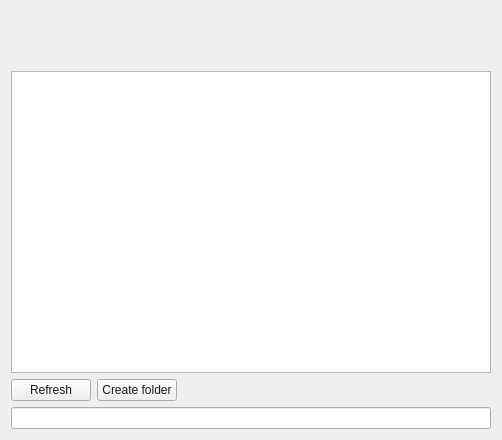
This is src/gui/folderwizardtargetpage.ui in nextmcloud/desktop as Qt 5 draws it before an edit. The edited form follows.
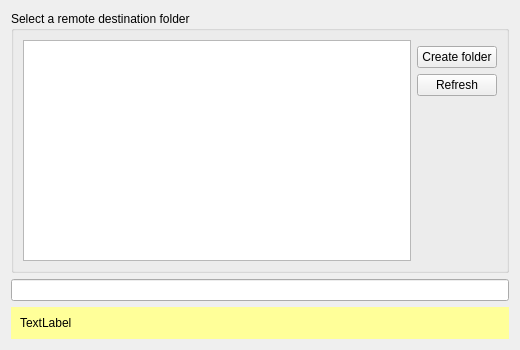
This is the edited form.

```diff
--- a/src/gui/folderwizardtargetpage.ui
+++ b/src/gui/folderwizardtargetpage.ui
@@ -6,124 +6,180 @@
    <rect>
     <x>0</x>
     <y>0</y>
-    <width>502</width>
-    <height>440</height>
+    <width>520</width>
+    <height>350</height>
    </rect>
   </property>
   <property name="windowTitle">
    <string notr="true">Form</string>
   </property>
-  <layout class="QVBoxLayout" name="verticalLayout">
-   <item>
-    <widget class="QLabel" name="subHeader">
-     <property name="styleSheet">
-      <string notr="true">font: 14px &quot;Segoe UI&quot;;
-color: #e20074</string>
+  <layout class="QGridLayout" name="gridLayout_6">
+   <item row="1" column="0">
+    <widget class="QLineEdit" name="folderEntry"/>
+   </item>
+   <item row="2" column="0">
+    <widget class="QFrame" name="warnFrame">
+     <property name="palette">
+      <palette>
+       <active>
+        <colorrole role="Base">
+         <brush brushstyle="SolidPattern">
+          <color alpha="255">
+           <red>255</red>
+           <green>255</green>
+           <blue>255</blue>
+          </color>
+         </brush>
+        </colorrole>
+        <colorrole role="Window">
+         <brush brushstyle="SolidPattern">
+          <color alpha="255">
+           <red>255</red>
+           <green>255</green>
+           <blue>153</blue>
+          </color>
+         </brush>
+        </colorrole>
+       </active>
+       <inactive>
+        <colorrole role="Base">
+         <brush brushstyle="SolidPattern">
+          <color alpha="255">
+           <red>255</red>
+           <green>255</green>
+           <blue>255</blue>
+          </color>
+         </brush>
+        </colorrole>
+        <colorrole role="Window">
+         <brush brushstyle="SolidPattern">
+          <color alpha="255">
+           <red>255</red>
+           <green>255</green>
+           <blue>153</blue>
+          </color>
+         </brush>
+        </colorrole>
+       </inactive>
+       <disabled>
+        <colorrole role="Base">
+         <brush brushstyle="SolidPattern">
+          <color alpha="255">
+           <red>255</red>
+           <green>255</green>
+           <blue>153</blue>
+          </color>
+         </brush>
+        </colorrole>
+        <colorrole role="Window">
+         <brush brushstyle="SolidPattern">
+          <color alpha="255">
+           <red>255</red>
+           <green>255</green>
+           <blue>153</blue>
+          </color>
+         </brush>
+        </colorrole>
+       </disabled>
+      </palette>
      </property>
-     <property name="text">
-      <string/>
-     </property>
-     <property name="wordWrap">
+     <property name="autoFillBackground">
       <bool>true</bool>
      </property>
-    </widget>
-   </item>
-   <item>
-    <widget class="QLabel" name="content">
-     <property name="styleSheet">
-      <string notr="true">font: 14px &quot;Segoe UI&quot;;
-color: #191919</string>
+     <property name="frameShape">
+      <enum>QFrame::NoFrame</enum>
      </property>
-     <property name="text">
-      <string/>
+     <property name="frameShadow">
+      <enum>QFrame::Raised</enum>
      </property>
-     <property name="wordWrap">
-      <bool>true</bool>
-     </property>
+     <layout class="QGridLayout" name="gridLayout_5">
+      <item row="0" column="0">
+       <layout class="QHBoxLayout" name="horizontalLayout">
+        <item>
+         <widget class="QLabel" name="warnLabel">
+          <property name="autoFillBackground">
+           <bool>true</bool>
+          </property>
+          <property name="frameShape">
+           <enum>QFrame::NoFrame</enum>
+          </property>
+          <property name="frameShadow">
+           <enum>QFrame::Plain</enum>
+          </property>
+          <property name="text">
+           <string notr="true">TextLabel</string>
+          </property>
+          <property name="textFormat">
+           <enum>Qt::RichText</enum>
+          </property>
+          <property name="wordWrap">
+           <bool>true</bool>
+          </property>
+          <property name="margin">
+           <number>3</number>
+          </property>
+         </widget>
+        </item>
+       </layout>
+      </item>
+     </layout>
     </widget>
    </item>
-   <item>
-    <widget class="QLabel" name="subContent">
-     <property name="styleSheet">
-      <string notr="true">font: 14px &quot;Segoe UI&quot;;
-color: #191919</string>
+   <item row="0" column="0">
+    <widget class="QGroupBox" name="groupBox">
+     <property name="title">
+      <string>Select a remote destination folder</string>
      </property>
-     <property name="text">
-      <string/>
-     </property>
-     <property name="wordWrap">
+     <property name="flat">
       <bool>true</bool>
      </property>
-    </widget>
-   </item>
-   <item>
-    <layout class="QHBoxLayout" name="horizontalLayout">
-     <item>
-      <widget class="QTreeWidget" name="folderTreeWidget">
-       <property name="styleSheet">
-        <string notr="true">font: 14px &quot;Segoe UI&quot;;
-color: #191919</string>
-       </property>
-       <property name="sortingEnabled">
-        <bool>true</bool>
-       </property>
-       <property name="headerHidden">
-        <bool>true</bool>
-       </property>
-       <column>
+     <property name="checkable">
+      <bool>false</bool>
+     </property>
+     <layout class="QGridLayout" name="gridLayout">
+      <item row="1" column="1">
+       <widget class="QPushButton" name="addFolderButton">
         <property name="text">
-         <string>Folders</string>
+         <string>Create folder</string>
         </property>
-       </column>
-      </widget>
-     </item>
-    </layout>
-   </item>
-   <item>
-    <layout class="QHBoxLayout" name="horizontalLayout_2">
-     <item>
-      <widget class="QPushButton" name="refreshButton">
-       <property name="styleSheet">
-        <string notr="true">font: 14px &quot;Segoe UI&quot;;
-color: #191919</string>
-       </property>
-       <property name="text">
-        <string>Refresh</string>
-       </property>
-      </widget>
-     </item>
-     <item>
-      <widget class="QPushButton" name="addFolderButton">
-       <property name="styleSheet">
-        <string notr="true">font: 14px &quot;Segoe UI&quot;;
-color: #191919</string>
-       </property>
-       <property name="text">
-        <string>Create folder</string>
-       </property>
-      </widget>
-     </item>
-     <item>
-      <spacer name="horizontalSpacer">
-       <property name="orientation">
-        <enum>Qt::Horizontal</enum>
-       </property>
-       <property name="sizeHint" stdset="0">
-        <size>
-         <width>40</width>
-         <height>20</height>
-        </size>
-       </property>
-      </spacer>
-     </item>
-    </layout>
-   </item>
-   <item>
-    <widget class="QLineEdit" name="folderEntry">
-     <property name="styleSheet">
-      <string notr="true">font: 14px &quot;Segoe UI&quot;;
-color: #191919;</string>
-     </property>
+       </widget>
+      </item>
+      <item row="3" column="1">
+       <spacer name="verticalSpacer_2">
+        <property name="orientation">
+         <enum>Qt::Vertical</enum>
+        </property>
+        <property name="sizeHint" stdset="0">
+         <size>
+          <width>20</width>
+          <height>40</height>
+         </size>
+        </property>
+       </spacer>
+      </item>
+      <item row="2" column="1">
+       <widget class="QPushButton" name="refreshButton">
+        <property name="text">
+         <string>Refresh</string>
+        </property>
+       </widget>
+      </item>
+      <item row="0" column="0" rowspan="4">
+       <widget class="QTreeWidget" name="folderTreeWidget">
+        <property name="sortingEnabled">
+         <bool>true</bool>
+        </property>
+        <property name="headerHidden">
+         <bool>true</bool>
+        </property>
+        <column>
+         <property name="text">
+          <string>Folders</string>
+         </property>
+        </column>
+       </widget>
+      </item>
+     </layout>
     </widget>
    </item>
   </layout>
```
